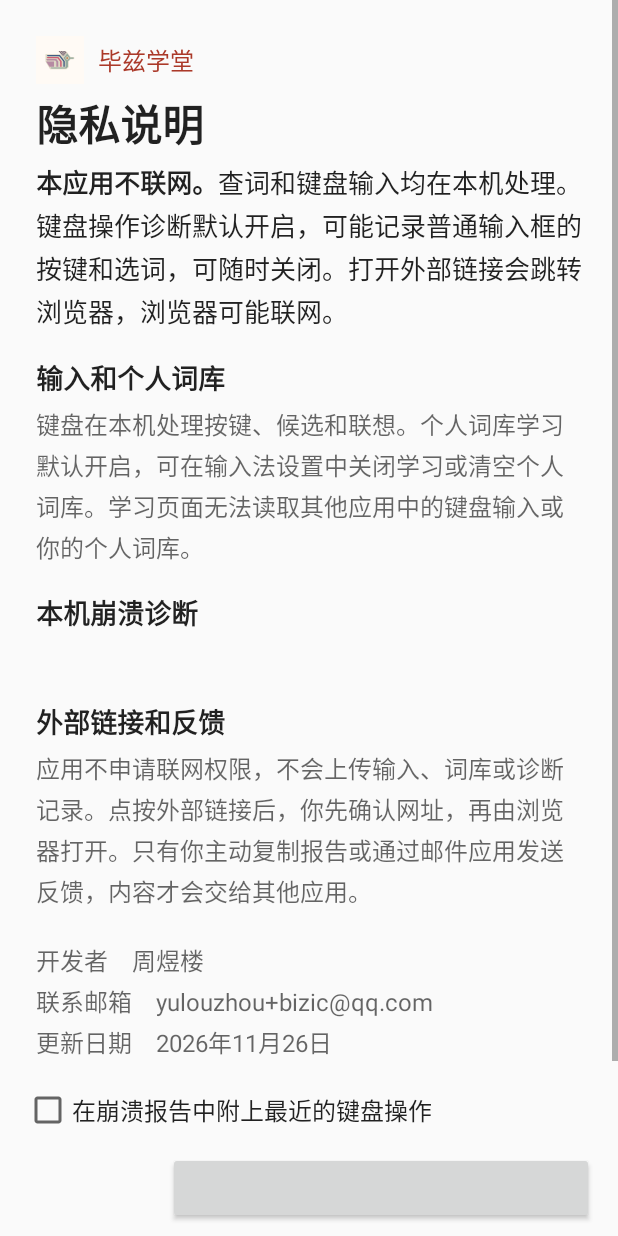
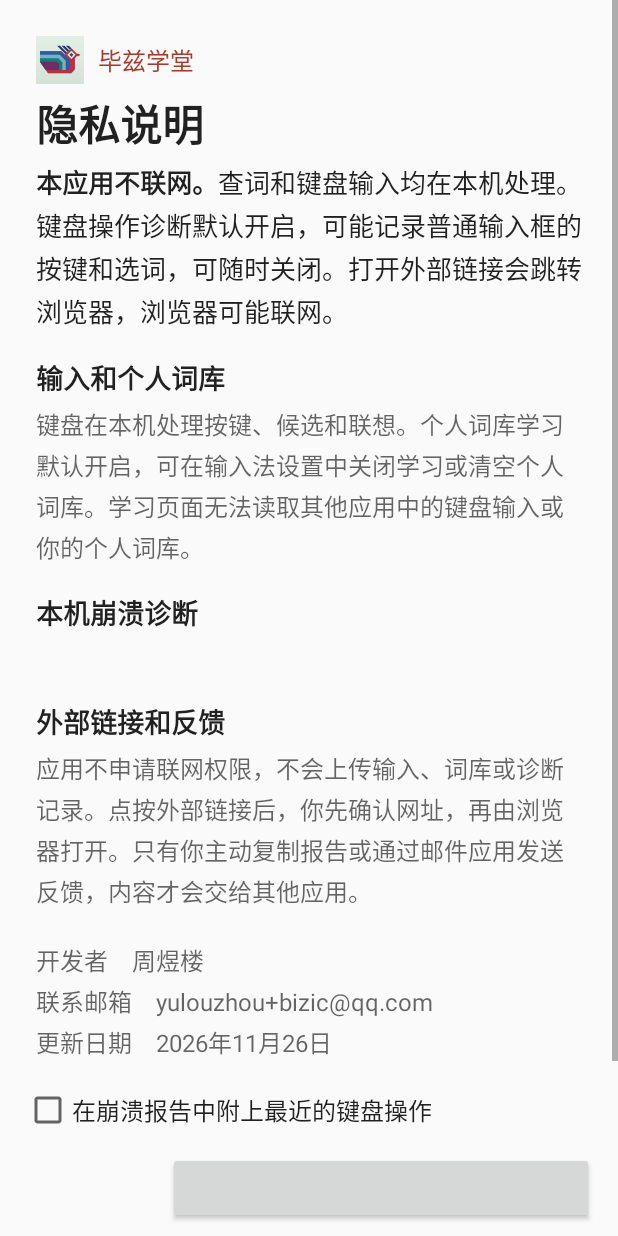
Before and after one commit to luggroo/bizic-keyboard, an Android app: the layout academy_privacy.xml on its own in the app's theme, with its tools: preview values and no code run, on a phone screen of 412 x 824 dp. Run offline under Robolectric (Android 15) with nearby library versions, the phone set to English and light mode, and no system bars.

Commit message:
Use K01 Misty Sage Yangque for learning app launcher only

```diff
--- a/app/src/main/res/drawable-night/ic_tujia_launcher_background.xml
+++ b/app/src/main/res/drawable-night/ic_tujia_launcher_background.xml
@@ -1 +1,10 @@
-<shape xmlns:android="http://schemas.android.com/apk/res/android" android:shape="rectangle"><solid android:color="#FFFAF5"/></shape>
+<vector xmlns:android="http://schemas.android.com/apk/res/android"
+    xmlns:aapt="http://schemas.android.com/aapt"
+    android:width="108dp" android:height="108dp"
+    android:viewportWidth="256" android:viewportHeight="256">
+    <path android:pathData="M0,0 H256 V256 H0 Z">
+        <aapt:attr name="android:fillColor">
+            <gradient android:type="linear" android:startX="128" android:startY="42.6667" android:endX="128" android:endY="213.3333" android:startColor="#222D40" android:endColor="#131A29"/>
+        </aapt:attr>
+    </path>
+</vector>
--- a/app/src/main/res/drawable-night/ic_tujia_launcher_foreground.xml
+++ b/app/src/main/res/drawable-night/ic_tujia_launcher_foreground.xml
@@ -1,20 +1,27 @@
 <vector xmlns:android="http://schemas.android.com/apk/res/android"
+    xmlns:aapt="http://schemas.android.com/aapt"
     android:width="108dp" android:height="108dp"
     android:viewportWidth="256" android:viewportHeight="256">
-    <group android:scaleX="0.68" android:scaleY="0.68"
-        android:translateX="40.96" android:translateY="68.16">
-        <path android:fillColor="#ded8c4" android:pathData="M185.35 31.17 L173.71 16.62 L113.45 16.62 L152.52 65.25Z"/>
-        <path android:fillColor="#68546c" android:pathData="M181.32 35.35 L166.44 16.62 L158.47 16.62 L176.96 39.88Z"/>
-        <path android:fillColor="#68546c" android:pathData="M174.04 42.91 L153.14 16.62 L145.17 16.62 L169.68 47.44Z"/>
-        <path android:fillColor="#68546c" android:pathData="M166.75 50.47 L139.84 16.62 L131.87 16.62 L162.39 55Z"/>
-        <path android:fillColor="#68546c" android:pathData="M159.47 58.03 L126.54 16.62 L118.58 16.62 L155.11 62.56Z"/>
-        <path android:fillColor="#ded8c4" android:pathData="M177.87 160.42 L195.74 144.21 L195.74 100.57 L211.53 82.29 L233.56 82.29 L242.7 73.14 L233.56 64 L211.53 64 L184.52 29.51 L157.51 58.6 L130.49 43.22 L14.13 43.22 L14.13 100.57 L50.7 160.42 L177.87 160.42Z"/>
-        <path android:fillColor="#92a99e" android:pathData="M176.21 155.43 L190.34 141.71 L190.34 98.49 L208.62 77.3 L232.31 77.3 L236.47 73.14 L232.31 68.99 L208.21 68.99 L184.52 37.4 L156.26 73.14 L172.05 96.42 L172.05 146.29 L55.27 146.29 L60.68 155.43 L176.21 155.43Z"/>
-        <path android:fillColor="#415c85" android:pathData="M165.4 141.71 L165.4 97.66 L127.17 48.21 L24.94 48.21 L31.58 58.18 L122.18 58.18 L154.6 100.57 L154.6 141.71 L165.4 141.71Z"/>
-        <path android:fillColor="#cf5d75" android:pathData="M140.88 141.71 L140.88 96.83 L115.12 63.58 L23.27 63.58 L30.75 73.97 L108.88 73.97 L129.25 100.57 L129.25 141.71 L140.88 141.71Z"/>
-        <path android:fillColor="#b68ba3" android:pathData="M114.29 141.71 L114.29 99.74 L98.91 80.21 L19.53 80.21 L27.43 91.43 L90.6 91.43 L99.32 102.65 L99.32 141.71 L114.29 141.71Z"/>
-        <path android:fillColor="#b68ba3" android:pathData="M81.04 141.3 L81.04 100.57 L19.12 100.57 L45.71 141.3 L81.04 141.3Z"/>
-        <path android:fillColor="#ded8c4" android:pathData="M201.56 73.14 L184.52 56.1 L167.48 73.14 L184.52 90.18Z"/>
-        <path android:fillColor="#bd875f" android:pathData="M194.49 73.14 L184.52 63.17 L174.55 73.14 L184.52 83.12Z"/>
+    <group android:translateY="1.5">
+        <group android:scaleX="0.65" android:scaleY="0.65" android:translateX="46.425" android:translateY="68.15">
+        <path android:fillColor="#000000" android:pathData="M188 28 L180 36 L158 14 L174 14 Z" android:fillAlpha="0.12"/>
+        <path android:fillColor="#000000" android:pathData="M176 40 L168 48 L134 14 L150 14 Z" android:fillAlpha="0.12"/>
+        <path android:fillColor="#000000" android:pathData="M164 52 L156 60 L110 14 L126 14 Z" android:fillAlpha="0.12"/>
+        <path android:fillColor="#000000" android:pathData="M152 64 L132 44 H16 V101 L60 164 H187 L207 144 V81 L218 70 H229 L235 64 L229 58 H218 L188 28 Z" android:fillAlpha="0.12"/>
+        </group>
+    </group>
+    <group android:scaleX="0.65" android:scaleY="0.65" android:translateX="46.425" android:translateY="68.15">
+        <path android:fillColor="#8FAAD9" android:pathData="M188 28 L180 36 L158 14 L174 14 Z"/>
+        <path android:fillColor="#8FAAD9" android:pathData="M176 40 L168 48 L134 14 L150 14 Z"/>
+        <path android:fillColor="#8FAAD9" android:pathData="M164 52 L156 60 L110 14 L126 14 Z"/>
+        <path android:fillColor="#D44B60" android:pathData="M152 64 L132 44 H16 V101 L60 164 H187 L207 144 V81 L218 70 H229 L235 64 L229 58 H218 L188 28 Z"/>
+        <path android:fillColor="#648FCB" android:pathData="M16.000000 44.000000 L132.000000 44.000000 L176.000000 88.000000 L176.000000 147.000000 L48.126984 147.000000 L16.000000 101.000000Z"/>
+        <path android:fillColor="#72B4C7" android:pathData="M16.000000 63.000000 L124.129942 63.000000 L157.000000 95.870058 L157.000000 147.000000 L48.126984 147.000000 L16.000000 101.000000Z"/>
+        <path android:fillColor="#137E78" android:pathData="M16.000000 82.000000 L116.259885 82.000000 L138.000000 103.740115 L138.000000 147.000000 L48.126984 147.000000 L16.000000 101.000000Z"/>
+        <path android:fillColor="#702A65" android:pathData="M16.000000 101.000000 L108.389827 101.000000 L119.000000 111.610173 L119.000000 147.000000 L48.126984 147.000000Z"/>
+        <group android:translateY="6">
+        <path android:fillColor="#F9EBD8" android:pathData="M188.000000 36.000000 L210.000000 58.000000 L188.000000 80.000000 L166.000000 58.000000Z"/>
+        <path android:fillColor="#224E85" android:pathData="M188.000000 47.000000 L199.000000 58.000000 L188.000000 69.000000 L177.000000 58.000000Z"/>
+        </group>
     </group>
 </vector>
--- /dev/null
+++ b/app/src/main/res/drawable-night/ic_tujia_learning_legacy.xml
@@ -0,0 +1,32 @@
+<vector xmlns:android="http://schemas.android.com/apk/res/android"
+    xmlns:aapt="http://schemas.android.com/aapt"
+    android:width="48dp" android:height="48dp"
+    android:viewportWidth="256" android:viewportHeight="256">
+    <path android:pathData="M0,0 H256 V256 H0 Z">
+        <aapt:attr name="android:fillColor">
+            <gradient android:type="linear" android:startX="128" android:startY="0" android:endX="128" android:endY="256" android:startColor="#222D40" android:endColor="#131A29"/>
+        </aapt:attr>
+    </path>
+    <group android:translateY="2.25">
+        <group android:scaleX="0.975" android:scaleY="0.975" android:translateX="5.6375" android:translateY="38.225">
+        <path android:fillColor="#000000" android:pathData="M188 28 L180 36 L158 14 L174 14 Z" android:fillAlpha="0.12"/>
+        <path android:fillColor="#000000" android:pathData="M176 40 L168 48 L134 14 L150 14 Z" android:fillAlpha="0.12"/>
+        <path android:fillColor="#000000" android:pathData="M164 52 L156 60 L110 14 L126 14 Z" android:fillAlpha="0.12"/>
+        <path android:fillColor="#000000" android:pathData="M152 64 L132 44 H16 V101 L60 164 H187 L207 144 V81 L218 70 H229 L235 64 L229 58 H218 L188 28 Z" android:fillAlpha="0.12"/>
+        </group>
+    </group>
+    <group android:scaleX="0.975" android:scaleY="0.975" android:translateX="5.6375" android:translateY="38.225">
+        <path android:fillColor="#8FAAD9" android:pathData="M188 28 L180 36 L158 14 L174 14 Z"/>
+        <path android:fillColor="#8FAAD9" android:pathData="M176 40 L168 48 L134 14 L150 14 Z"/>
+        <path android:fillColor="#8FAAD9" android:pathData="M164 52 L156 60 L110 14 L126 14 Z"/>
+        <path android:fillColor="#D44B60" android:pathData="M152 64 L132 44 H16 V101 L60 164 H187 L207 144 V81 L218 70 H229 L235 64 L229 58 H218 L188 28 Z"/>
+        <path android:fillColor="#648FCB" android:pathData="M16.000000 44.000000 L132.000000 44.000000 L176.000000 88.000000 L176.000000 147.000000 L48.126984 147.000000 L16.000000 101.000000Z"/>
+        <path android:fillColor="#72B4C7" android:pathData="M16.000000 63.000000 L124.129942 63.000000 L157.000000 95.870058 L157.000000 147.000000 L48.126984 147.000000 L16.000000 101.000000Z"/>
+        <path android:fillColor="#137E78" android:pathData="M16.000000 82.000000 L116.259885 82.000000 L138.000000 103.740115 L138.000000 147.000000 L48.126984 147.000000 L16.000000 101.000000Z"/>
+        <path android:fillColor="#702A65" android:pathData="M16.000000 101.000000 L108.389827 101.000000 L119.000000 111.610173 L119.000000 147.000000 L48.126984 147.000000Z"/>
+        <group android:translateY="6">
+        <path android:fillColor="#F9EBD8" android:pathData="M188.000000 36.000000 L210.000000 58.000000 L188.000000 80.000000 L166.000000 58.000000Z"/>
+        <path android:fillColor="#224E85" android:pathData="M188.000000 47.000000 L199.000000 58.000000 L188.000000 69.000000 L177.000000 58.000000Z"/>
+        </group>
+    </group>
+</vector>
--- a/app/src/main/res/drawable/ic_tujia_launcher_background.xml
+++ b/app/src/main/res/drawable/ic_tujia_launcher_background.xml
@@ -1 +1,10 @@
-<shape xmlns:android="http://schemas.android.com/apk/res/android" android:shape="rectangle"><solid android:color="#FFFAF5"/></shape>
+<vector xmlns:android="http://schemas.android.com/apk/res/android"
+    xmlns:aapt="http://schemas.android.com/aapt"
+    android:width="108dp" android:height="108dp"
+    android:viewportWidth="256" android:viewportHeight="256">
+    <path android:pathData="M0,0 H256 V256 H0 Z">
+        <aapt:attr name="android:fillColor">
+            <gradient android:type="linear" android:startX="128" android:startY="42.6667" android:endX="128" android:endY="213.3333" android:startColor="#E3EFE6" android:endColor="#D3E3D7"/>
+        </aapt:attr>
+    </path>
+</vector>
--- a/app/src/main/res/drawable/ic_tujia_launcher_foreground.xml
+++ b/app/src/main/res/drawable/ic_tujia_launcher_foreground.xml
@@ -1,20 +1,27 @@
 <vector xmlns:android="http://schemas.android.com/apk/res/android"
+    xmlns:aapt="http://schemas.android.com/aapt"
     android:width="108dp" android:height="108dp"
     android:viewportWidth="256" android:viewportHeight="256">
-    <group android:scaleX="0.68" android:scaleY="0.68"
-        android:translateX="40.96" android:translateY="68.16">
-        <path android:fillColor="#ded8c4" android:pathData="M185.35 31.17 L173.71 16.62 L113.45 16.62 L152.52 65.25Z"/>
-        <path android:fillColor="#68546c" android:pathData="M181.32 35.35 L166.44 16.62 L158.47 16.62 L176.96 39.88Z"/>
-        <path android:fillColor="#68546c" android:pathData="M174.04 42.91 L153.14 16.62 L145.17 16.62 L169.68 47.44Z"/>
-        <path android:fillColor="#68546c" android:pathData="M166.75 50.47 L139.84 16.62 L131.87 16.62 L162.39 55Z"/>
-        <path android:fillColor="#68546c" android:pathData="M159.47 58.03 L126.54 16.62 L118.58 16.62 L155.11 62.56Z"/>
-        <path android:fillColor="#ded8c4" android:pathData="M177.87 160.42 L195.74 144.21 L195.74 100.57 L211.53 82.29 L233.56 82.29 L242.7 73.14 L233.56 64 L211.53 64 L184.52 29.51 L157.51 58.6 L130.49 43.22 L14.13 43.22 L14.13 100.57 L50.7 160.42 L177.87 160.42Z"/>
-        <path android:fillColor="#92a99e" android:pathData="M176.21 155.43 L190.34 141.71 L190.34 98.49 L208.62 77.3 L232.31 77.3 L236.47 73.14 L232.31 68.99 L208.21 68.99 L184.52 37.4 L156.26 73.14 L172.05 96.42 L172.05 146.29 L55.27 146.29 L60.68 155.43 L176.21 155.43Z"/>
-        <path android:fillColor="#415c85" android:pathData="M165.4 141.71 L165.4 97.66 L127.17 48.21 L24.94 48.21 L31.58 58.18 L122.18 58.18 L154.6 100.57 L154.6 141.71 L165.4 141.71Z"/>
-        <path android:fillColor="#cf5d75" android:pathData="M140.88 141.71 L140.88 96.83 L115.12 63.58 L23.27 63.58 L30.75 73.97 L108.88 73.97 L129.25 100.57 L129.25 141.71 L140.88 141.71Z"/>
-        <path android:fillColor="#b68ba3" android:pathData="M114.29 141.71 L114.29 99.74 L98.91 80.21 L19.53 80.21 L27.43 91.43 L90.6 91.43 L99.32 102.65 L99.32 141.71 L114.29 141.71Z"/>
-        <path android:fillColor="#b68ba3" android:pathData="M81.04 141.3 L81.04 100.57 L19.12 100.57 L45.71 141.3 L81.04 141.3Z"/>
-        <path android:fillColor="#ded8c4" android:pathData="M201.56 73.14 L184.52 56.1 L167.48 73.14 L184.52 90.18Z"/>
-        <path android:fillColor="#bd875f" android:pathData="M194.49 73.14 L184.52 63.17 L174.55 73.14 L184.52 83.12Z"/>
+    <group android:translateY="1.5">
+        <group android:scaleX="0.65" android:scaleY="0.65" android:translateX="46.425" android:translateY="68.15">
+        <path android:fillColor="#000000" android:pathData="M188 28 L180 36 L158 14 L174 14 Z" android:fillAlpha="0.12"/>
+        <path android:fillColor="#000000" android:pathData="M176 40 L168 48 L134 14 L150 14 Z" android:fillAlpha="0.12"/>
+        <path android:fillColor="#000000" android:pathData="M164 52 L156 60 L110 14 L126 14 Z" android:fillAlpha="0.12"/>
+        <path android:fillColor="#000000" android:pathData="M152 64 L132 44 H16 V101 L60 164 H187 L207 144 V81 L218 70 H229 L235 64 L229 58 H218 L188 28 Z" android:fillAlpha="0.12"/>
+        </group>
+    </group>
+    <group android:scaleX="0.65" android:scaleY="0.65" android:translateX="46.425" android:translateY="68.15">
+        <path android:fillColor="#253C6B" android:pathData="M188 28 L180 36 L158 14 L174 14 Z"/>
+        <path android:fillColor="#253C6B" android:pathData="M176 40 L168 48 L134 14 L150 14 Z"/>
+        <path android:fillColor="#253C6B" android:pathData="M164 52 L156 60 L110 14 L126 14 Z"/>
+        <path android:fillColor="#B63146" android:pathData="M152 64 L132 44 H16 V101 L60 164 H187 L207 144 V81 L218 70 H229 L235 64 L229 58 H218 L188 28 Z"/>
+        <path android:fillColor="#305A9C" android:pathData="M16.000000 44.000000 L132.000000 44.000000 L176.000000 88.000000 L176.000000 147.000000 L48.126984 147.000000 L16.000000 101.000000Z"/>
+        <path android:fillColor="#72B4C7" android:pathData="M16.000000 63.000000 L124.129942 63.000000 L157.000000 95.870058 L157.000000 147.000000 L48.126984 147.000000 L16.000000 101.000000Z"/>
+        <path android:fillColor="#137E78" android:pathData="M16.000000 82.000000 L116.259885 82.000000 L138.000000 103.740115 L138.000000 147.000000 L48.126984 147.000000 L16.000000 101.000000Z"/>
+        <path android:fillColor="#702A65" android:pathData="M16.000000 101.000000 L108.389827 101.000000 L119.000000 111.610173 L119.000000 147.000000 L48.126984 147.000000Z"/>
+        <group android:translateY="6">
+        <path android:fillColor="#F9EBD8" android:pathData="M188.000000 36.000000 L210.000000 58.000000 L188.000000 80.000000 L166.000000 58.000000Z"/>
+        <path android:fillColor="#224E85" android:pathData="M188.000000 47.000000 L199.000000 58.000000 L188.000000 69.000000 L177.000000 58.000000Z"/>
+        </group>
     </group>
 </vector>
--- /dev/null
+++ b/app/src/main/res/drawable/ic_tujia_learning_legacy.xml
@@ -0,0 +1,32 @@
+<vector xmlns:android="http://schemas.android.com/apk/res/android"
+    xmlns:aapt="http://schemas.android.com/aapt"
+    android:width="48dp" android:height="48dp"
+    android:viewportWidth="256" android:viewportHeight="256">
+    <path android:pathData="M0,0 H256 V256 H0 Z">
+        <aapt:attr name="android:fillColor">
+            <gradient android:type="linear" android:startX="128" android:startY="0" android:endX="128" android:endY="256" android:startColor="#E3EFE6" android:endColor="#D3E3D7"/>
+        </aapt:attr>
+    </path>
+    <group android:translateY="2.25">
+        <group android:scaleX="0.975" android:scaleY="0.975" android:translateX="5.6375" android:translateY="38.225">
+        <path android:fillColor="#000000" android:pathData="M188 28 L180 36 L158 14 L174 14 Z" android:fillAlpha="0.12"/>
+        <path android:fillColor="#000000" android:pathData="M176 40 L168 48 L134 14 L150 14 Z" android:fillAlpha="0.12"/>
+        <path android:fillColor="#000000" android:pathData="M164 52 L156 60 L110 14 L126 14 Z" android:fillAlpha="0.12"/>
+        <path android:fillColor="#000000" android:pathData="M152 64 L132 44 H16 V101 L60 164 H187 L207 144 V81 L218 70 H229 L235 64 L229 58 H218 L188 28 Z" android:fillAlpha="0.12"/>
+        </group>
+    </group>
+    <group android:scaleX="0.975" android:scaleY="0.975" android:translateX="5.6375" android:translateY="38.225">
+        <path android:fillColor="#253C6B" android:pathData="M188 28 L180 36 L158 14 L174 14 Z"/>
+        <path android:fillColor="#253C6B" android:pathData="M176 40 L168 48 L134 14 L150 14 Z"/>
+        <path android:fillColor="#253C6B" android:pathData="M164 52 L156 60 L110 14 L126 14 Z"/>
+        <path android:fillColor="#B63146" android:pathData="M152 64 L132 44 H16 V101 L60 164 H187 L207 144 V81 L218 70 H229 L235 64 L229 58 H218 L188 28 Z"/>
+        <path android:fillColor="#305A9C" android:pathData="M16.000000 44.000000 L132.000000 44.000000 L176.000000 88.000000 L176.000000 147.000000 L48.126984 147.000000 L16.000000 101.000000Z"/>
+        <path android:fillColor="#72B4C7" android:pathData="M16.000000 63.000000 L124.129942 63.000000 L157.000000 95.870058 L157.000000 147.000000 L48.126984 147.000000 L16.000000 101.000000Z"/>
+        <path android:fillColor="#137E78" android:pathData="M16.000000 82.000000 L116.259885 82.000000 L138.000000 103.740115 L138.000000 147.000000 L48.126984 147.000000 L16.000000 101.000000Z"/>
+        <path android:fillColor="#702A65" android:pathData="M16.000000 101.000000 L108.389827 101.000000 L119.000000 111.610173 L119.000000 147.000000 L48.126984 147.000000Z"/>
+        <group android:translateY="6">
+        <path android:fillColor="#F9EBD8" android:pathData="M188.000000 36.000000 L210.000000 58.000000 L188.000000 80.000000 L166.000000 58.000000Z"/>
+        <path android:fillColor="#224E85" android:pathData="M188.000000 47.000000 L199.000000 58.000000 L188.000000 69.000000 L177.000000 58.000000Z"/>
+        </group>
+    </group>
+</vector>
--- a/app/src/main/res/mipmap-anydpi/ic_tujia_launcher.xml
+++ b/app/src/main/res/mipmap-anydpi/ic_tujia_launcher.xml
@@ -1,4 +1,4 @@
 <layer-list xmlns:android="http://schemas.android.com/apk/res/android">
-    <item android:drawable="@drawable/ic_tujia_launcher_background"/>
-    <item android:drawable="@drawable/ic_tujia_launcher_foreground"/>
+    <!-- Pre-Android 8 fallback; drawable-night handles the palette. -->
+    <item android:drawable="@drawable/ic_tujia_learning_legacy"/>
 </layer-list>
```
Also changed, not shown: 2 other files.
